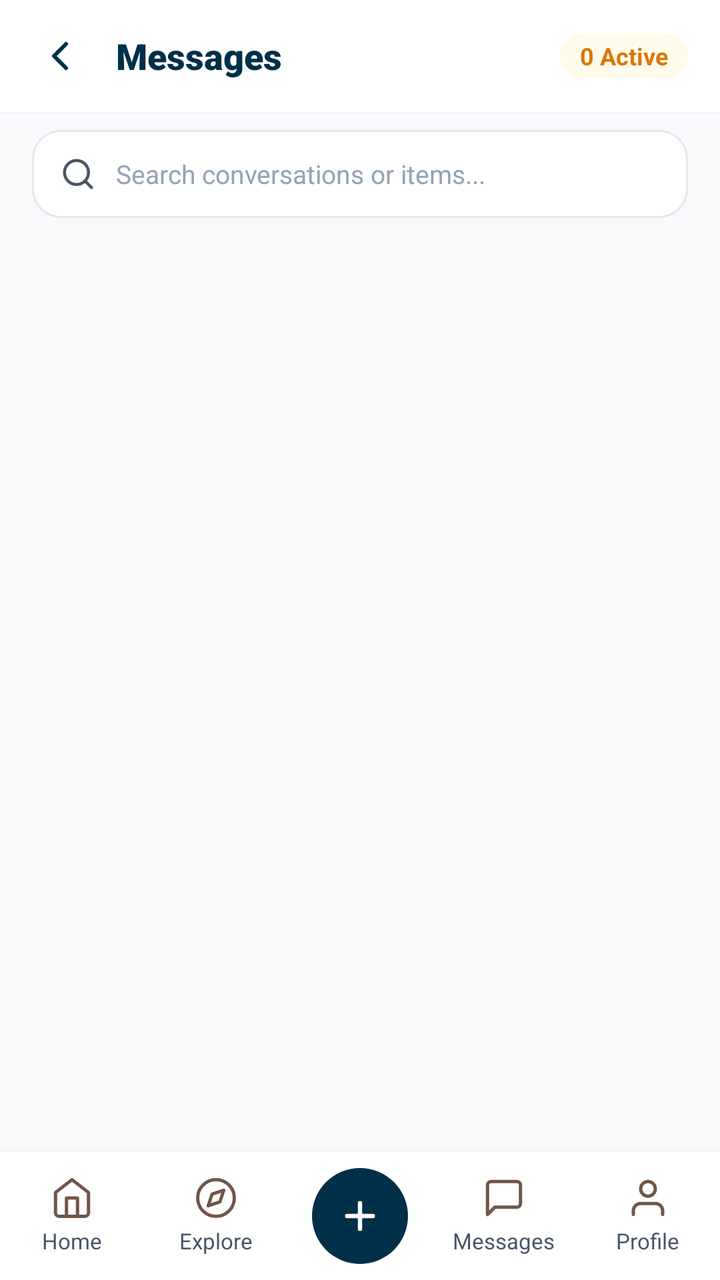
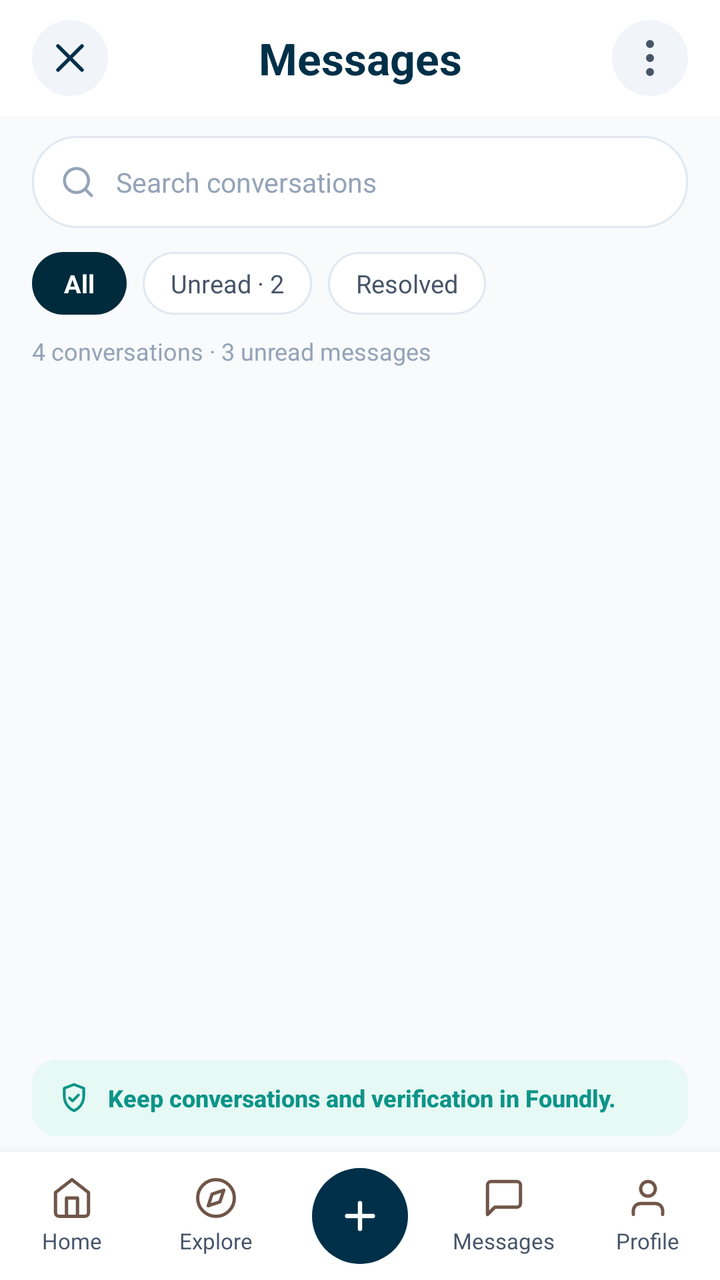

Screens rendered from an Android XML layout before and after an edit, with the pre-edit source and the edit as a unified diff.
<!-- AndroidManifest.xml: application theme Theme.LostAndFound -->
<!-- res/layout/fragment_messages.xml -->
<?xml version="1.0" encoding="utf-8"?>
<LinearLayout xmlns:android="http://schemas.android.com/apk/res/android"
    xmlns:app="http://schemas.android.com/apk/res-auto"
    xmlns:tools="http://schemas.android.com/tools"
    android:layout_width="match_parent"
    android:layout_height="match_parent"
    android:background="@color/background_screen"
    android:orientation="vertical">

    
    <LinearLayout
        android:layout_width="match_parent"
        android:layout_height="56dp"
        android:background="@color/white"
        android:gravity="center_vertical"
        android:orientation="horizontal"
        android:paddingStart="16dp"
        android:paddingEnd="16dp">

        <ImageView
            android:id="@+id/btnBack"
            android:layout_width="28dp"
            android:layout_height="28dp"
            android:background="?attr/selectableItemBackgroundBorderless"
            android:contentDescription="Back"
            android:padding="2dp"
            android:src="@drawable/ic_back_chevron" />

        <TextView
            android:layout_width="0dp"
            android:layout_height="wrap_content"
            android:layout_marginStart="14dp"
            android:layout_weight="1"
            android:fontFamily="sans-serif-black"
            android:text="Messages"
            android:textColor="@color/text_primary"
            android:textSize="18sp"
            android:textStyle="bold" />

        <TextView
            android:id="@+id/tvConversationCount"
            android:layout_width="wrap_content"
            android:layout_height="wrap_content"
            android:background="@drawable/bg_badge_pending"
            android:paddingStart="10dp"
            android:paddingTop="3dp"
            android:paddingEnd="10dp"
            android:paddingBottom="3dp"
            android:text="0 Active"
            android:textColor="@color/badge_pending_text"
            android:textSize="12sp"
            android:textStyle="bold" />
    </LinearLayout>

    <View
        android:layout_width="match_parent"
        android:layout_height="1dp"
        android:background="@color/stroke_light" />

    
    <LinearLayout
        android:id="@+id/searchConvContainer"
        android:layout_width="match_parent"
        android:layout_height="44dp"
        android:layout_marginStart="16dp"
        android:layout_marginTop="8dp"
        android:layout_marginEnd="16dp"
        android:layout_marginBottom="4dp"
        android:background="@drawable/bg_search_box"
        android:gravity="center_vertical"
        android:orientation="horizontal"
        android:paddingStart="14dp"
        android:paddingEnd="14dp">

        <ImageView
            android:layout_width="18dp"
            android:layout_height="18dp"
            android:contentDescription="Search Icon"
            android:src="@drawable/ic_search"
            app:tint="@color/text_secondary" />

        <EditText
            android:id="@+id/inputSearchConversations"
            android:layout_width="match_parent"
            android:layout_height="match_parent"
            android:layout_marginStart="10dp"
            android:background="@null"
            android:hint="Search conversations or items..."
            android:imeOptions="actionSearch"
            android:inputType="text"
            android:maxLines="1"
            android:textColor="@color/text_primary"
            android:textColorHint="@color/text_hint"
            android:textSize="13sp" />
    </LinearLayout>

    
    <FrameLayout
        android:layout_width="match_parent"
        android:layout_height="0dp"
        android:layout_weight="1">

        
        <androidx.recyclerview.widget.RecyclerView
            android:id="@+id/rvConversations"
            android:layout_width="match_parent"
            android:layout_height="match_parent"
            android:clipToPadding="false"
            android:overScrollMode="never"
            android:paddingTop="8dp"
            android:paddingBottom="16dp"
            tools:listitem="@layout/item_conversation"
            tools:itemCount="3" />

        
        <LinearLayout
            android:id="@+id/layoutEmptyMessages"
            android:layout_width="match_parent"
            android:layout_height="match_parent"
            android:gravity="center"
            android:orientation="vertical"
            android:padding="32dp"
            android:visibility="gone">

            <ImageView
                android:layout_width="64dp"
                android:layout_height="64dp"
                android:contentDescription="No messages"
                android:src="@drawable/ic_nav_messages"
                app:tint="@color/text_secondary" />

            <TextView
                android:layout_width="wrap_content"
                android:layout_height="wrap_content"
                android:layout_marginTop="16dp"
                android:fontFamily="sans-serif-black"
                android:text="No Conversations Yet"
                android:textColor="@color/text_primary"
                android:textSize="17sp"
                android:textStyle="bold" />

            <TextView
                android:layout_width="wrap_content"
                android:layout_height="wrap_content"
                android:layout_marginTop="8dp"
                android:fontFamily="sans-serif"
                android:gravity="center"
                android:lineSpacingExtra="4dp"
                android:text="When you contact a reporter on any lost or found item, your chat rooms will be displayed here in real time."
                android:textColor="@color/text_secondary"
                android:textSize="13sp" />
        </LinearLayout>
    </FrameLayout>

    
    <include
        android:id="@+id/bottomNav"
        layout="@layout/fragment_bottom_nav"
        android:layout_width="match_parent"
        android:layout_height="64dp" />

</LinearLayout>
<!-- res/layout/item_conversation.xml (included above) -->
<?xml version="1.0" encoding="utf-8"?>
<com.google.android.material.card.MaterialCardView xmlns:android="http://schemas.android.com/apk/res/android"
    xmlns:app="http://schemas.android.com/apk/res-auto"
    android:layout_width="match_parent"
    android:layout_height="wrap_content"
    android:layout_marginStart="16dp"
    android:layout_marginTop="6dp"
    android:layout_marginEnd="16dp"
    android:layout_marginBottom="6dp"
    android:clickable="true"
    android:focusable="true"
    app:cardBackgroundColor="@color/white"
    app:cardCornerRadius="18dp"
    app:cardElevation="2dp"
    app:strokeColor="@color/component_stroke"
    app:strokeWidth="1dp">

    <LinearLayout
        android:layout_width="match_parent"
        android:layout_height="wrap_content"
        android:gravity="center_vertical"
        android:orientation="horizontal"
        android:padding="14dp">

        
        <FrameLayout
            android:layout_width="48dp"
            android:layout_height="48dp"
            android:background="@drawable/bg_circle_avatar">

            <ImageView
                android:layout_width="26dp"
                android:layout_height="26dp"
                android:layout_gravity="center"
                android:contentDescription="User profile"
                android:src="@drawable/ic_user_avatar"
                app:tint="@color/deep_blue" />
        </FrameLayout>

        
        <LinearLayout
            android:layout_width="0dp"
            android:layout_height="wrap_content"
            android:layout_marginStart="14dp"
            android:layout_weight="1"
            android:orientation="vertical">

            <LinearLayout
                android:layout_width="match_parent"
                android:layout_height="wrap_content"
                android:gravity="center_vertical"
                android:orientation="horizontal">

                <TextView
                    android:id="@+id/tvConversationUserName"
                    android:layout_width="0dp"
                    android:layout_height="wrap_content"
                    android:layout_weight="1"
                    android:ellipsize="end"
                    android:fontFamily="sans-serif-black"
                    android:maxLines="1"
                    android:text="Kasun Jayasinghe"
                    android:textColor="@color/text_primary"
                    android:textSize="15sp"
                    android:textStyle="bold" />

                <TextView
                    android:id="@+id/tvConversationTime"
                    android:layout_width="wrap_content"
                    android:layout_height="wrap_content"
                    android:fontFamily="sans-serif"
                    android:text="09:41"
                    android:textColor="@color/text_secondary"
                    android:textSize="11sp" />
            </LinearLayout>

            <TextView
                android:id="@+id/tvRelatedItem"
                android:layout_width="wrap_content"
                android:layout_height="wrap_content"
                android:layout_marginTop="2dp"
                android:ellipsize="end"
                android:fontFamily="sans-serif-medium"
                android:maxLines="1"
                android:text="Re: Black leather wallet"
                android:textColor="@color/tag_found_color"
                android:textSize="11sp"
                android:textStyle="bold" />

            <TextView
                android:id="@+id/tvLastMessage"
                android:layout_width="match_parent"
                android:layout_height="wrap_content"
                android:layout_marginTop="3dp"
                android:ellipsize="end"
                android:fontFamily="sans-serif"
                android:maxLines="1"
                android:text="Could you describe a detail that isn't in the report? You can use Foundly's secure check."
                android:textColor="@color/text_secondary"
                android:textSize="13sp" />
        </LinearLayout>
    </LinearLayout>
</com.google.android.material.card.MaterialCardView>
<!-- res/layout/fragment_bottom_nav.xml (included above) -->
<?xml version="1.0" encoding="utf-8"?>
<LinearLayout xmlns:android="http://schemas.android.com/apk/res/android"
    android:id="@+id/navCard"
    android:layout_width="match_parent"
    android:layout_height="64dp"
    android:background="@color/white"
    android:baselineAligned="false"
    android:elevation="8dp"
    android:gravity="center_vertical"
    android:orientation="horizontal">

    
    <LinearLayout
        android:id="@+id/tabHome"
        android:layout_width="0dp"
        android:layout_height="match_parent"
        android:layout_weight="1"
        android:clickable="true"
        android:focusable="true"
        android:gravity="center"
        android:orientation="vertical">

        <ImageView
            android:id="@+id/imgHome"
            android:layout_width="22dp"
            android:layout_height="22dp"
            android:contentDescription="Home"
            android:src="@drawable/ic_nav_home" />

        <TextView
            android:id="@+id/lblHome"
            android:layout_width="wrap_content"
            android:layout_height="wrap_content"
            android:layout_marginTop="3dp"
            android:fontFamily="sans-serif"
            android:text="Home"
            android:textColor="@color/text_secondary"
            android:textSize="11sp" />
    </LinearLayout>

    
    <LinearLayout
        android:id="@+id/tabExplore"
        android:layout_width="0dp"
        android:layout_height="match_parent"
        android:layout_weight="1"
        android:clickable="true"
        android:focusable="true"
        android:gravity="center"
        android:orientation="vertical">

        <ImageView
            android:id="@+id/imgExplore"
            android:layout_width="22dp"
            android:layout_height="22dp"
            android:contentDescription="Explore"
            android:src="@drawable/ic_nav_explore" />

        <TextView
            android:id="@+id/lblExplore"
            android:layout_width="wrap_content"
            android:layout_height="wrap_content"
            android:layout_marginTop="3dp"
            android:fontFamily="sans-serif"
            android:text="Explore"
            android:textColor="@color/text_secondary"
            android:textSize="11sp" />
    </LinearLayout>

    
    <LinearLayout
        android:id="@+id/tabPost"
        android:layout_width="0dp"
        android:layout_height="match_parent"
        android:layout_weight="1"
        android:clickable="true"
        android:focusable="true"
        android:gravity="center">

        <LinearLayout
            android:id="@+id/btnPostPill"
            android:layout_width="48dp"
            android:layout_height="48dp"
            android:background="@drawable/bg_nav_post_pill"
            android:gravity="center">

            <ImageView
                android:layout_width="22dp"
                android:layout_height="22dp"
                android:contentDescription="Post"
                android:src="@drawable/ic_nav_plus" />
        </LinearLayout>
    </LinearLayout>

    
    <LinearLayout
        android:id="@+id/tabMessages"
        android:layout_width="0dp"
        android:layout_height="match_parent"
        android:layout_weight="1"
        android:clickable="true"
        android:focusable="true"
        android:gravity="center"
        android:orientation="vertical">

        <ImageView
            android:id="@+id/imgMessages"
            android:layout_width="22dp"
            android:layout_height="22dp"
            android:contentDescription="Messages"
            android:src="@drawable/ic_nav_messages" />

        <TextView
            android:id="@+id/lblMessages"
            android:layout_width="wrap_content"
            android:layout_height="wrap_content"
            android:layout_marginTop="3dp"
            android:fontFamily="sans-serif"
            android:text="Messages"
            android:textColor="@color/text_secondary"
            android:textSize="11sp" />
    </LinearLayout>

    
    <LinearLayout
        android:id="@+id/tabProfile"
        android:layout_width="0dp"
        android:layout_height="match_parent"
        android:layout_weight="1"
        android:clickable="true"
        android:focusable="true"
        android:gravity="center"
        android:orientation="vertical">

        <ImageView
            android:id="@+id/imgProfile"
            android:layout_width="22dp"
            android:layout_height="22dp"
            android:contentDescription="Profile"
            android:src="@drawable/ic_nav_profile" />

        <TextView
            android:id="@+id/lblProfile"
            android:layout_width="wrap_content"
            android:layout_height="wrap_content"
            android:layout_marginTop="3dp"
            android:fontFamily="sans-serif"
            android:text="Profile"
            android:textColor="@color/text_secondary"
            android:textSize="11sp" />
    </LinearLayout>

</LinearLayout>
<!-- resources referenced by this layout -->
<resources>
  <color name="background_screen">#FFF8FAFC</color>
  <color name="badge_pending_text">#FFD97706</color>
  <color name="component_stroke">#FFE2E8F0</color>
  <color name="deep_blue">#FF003049</color>
  <color name="stroke_light">#FFF1F5F9</color>
  <color name="tag_found_color">#FF003049</color>
  <color name="text_hint">#FF94A3B8</color>
  <color name="text_primary">#FF003049</color>
  <color name="text_secondary">#FF475569</color>
  <color name="white">#FFFFFFFF</color>
  <!-- drawable bg_badge_pending (drawable) -->
  <?xml version="1.0" encoding="utf-8"?>
  <shape xmlns:android="http://schemas.android.com/apk/res/android"
      android:shape="rectangle">
      <corners android:radius="12dp" />
      <solid android:color="@color/badge_pending_bg" />
  </shape>
  <!-- drawable bg_nav_post_pill (drawable) -->
  <?xml version="1.0" encoding="utf-8"?>
  <shape xmlns:android="http://schemas.android.com/apk/res/android"
      android:shape="oval">
      <solid android:color="#003049" />
  </shape>
  <!-- drawable bg_search_box (drawable) -->
  <?xml version="1.0" encoding="utf-8"?>
  <shape xmlns:android="http://schemas.android.com/apk/res/android"
      android:shape="rectangle">
      <corners android:radius="14dp" />
      <stroke
          android:width="1dp"
          android:color="#E2E8F0" />
      <solid android:color="@color/white" />
  </shape>
  <!-- drawable ic_back_chevron (drawable) -->
  <vector xmlns:android="http://schemas.android.com/apk/res/android"
      android:width="24dp"
      android:height="24dp"
      android:viewportWidth="24"
      android:viewportHeight="24">
    <path
        android:fillColor="@android:color/transparent"
        android:strokeColor="#003049"
        android:strokeWidth="2"
        android:strokeLineCap="round"
        android:strokeLineJoin="round"
        android:pathData="M15,18l-6,-6 6,-6" />
  </vector>
  <style name="Theme.LostAndFound" parent="Base.Theme.LostAndFound" />
  <color name="badge_pending_bg">#FFFFFBEB</color>
  <color name="found_bg_light">#FFEAF2F8</color>
  <!-- unchanged entries left out for length: 9 -->
</resources>

<!-- the commit's change to res/layout/fragment_messages.xml (unified diff, before → after) -->
@@ -4,69 +4,63 @@
     xmlns:tools="http://schemas.android.com/tools"
     android:layout_width="match_parent"
     android:layout_height="match_parent"
-    android:background="@color/background_screen"
+    android:background="#F8FAFC"
     android:orientation="vertical">
 
     
     <LinearLayout
         android:layout_width="match_parent"
-        android:layout_height="56dp"
+        android:layout_height="wrap_content"
         android:background="@color/white"
         android:gravity="center_vertical"
         android:orientation="horizontal"
         android:paddingStart="16dp"
-        android:paddingEnd="16dp">
-
-        <ImageView
+        android:paddingTop="10dp"
+        android:paddingEnd="16dp"
+        android:paddingBottom="10dp">
+
+        <ImageButton
             android:id="@+id/btnBack"
-            android:layout_width="28dp"
-            android:layout_height="28dp"
-            android:background="?attr/selectableItemBackgroundBorderless"
-            android:contentDescription="Back"
-            android:padding="2dp"
-            android:src="@drawable/ic_back_chevron" />
-
-        <TextView
+            android:layout_width="38dp"
+            android:layout_height="38dp"
+            android:background="@drawable/bg_circle_icon_button"
+            android:contentDescription="Close"
+            android:padding="8dp"
+            android:src="@drawable/ic_close"
+            app:tint="@color/text_primary" />
+
+        <TextView
+            android:id="@+id/tvMessagesHeaderTitle"
             android:layout_width="0dp"
             android:layout_height="wrap_content"
-            android:layout_marginStart="14dp"
             android:layout_weight="1"
-            android:fontFamily="sans-serif-black"
+            android:fontFamily="sans-serif-bold"
+            android:gravity="center"
             android:text="Messages"
             android:textColor="@color/text_primary"
-            android:textSize="18sp"
+            android:textSize="22sp"
             android:textStyle="bold" />
 
-        <TextView
-            android:id="@+id/tvConversationCount"
-            android:layout_width="wrap_content"
-            android:layout_height="wrap_content"
-            android:background="@drawable/bg_badge_pending"
-            android:paddingStart="10dp"
-            android:paddingTop="3dp"
-            android:paddingEnd="10dp"
-            android:paddingBottom="3dp"
-            android:text="0 Active"
-            android:textColor="@color/badge_pending_text"
-            android:textSize="12sp"
-            android:textStyle="bold" />
-    </LinearLayout>
-
-    <View
-        android:layout_width="match_parent"
-        android:layout_height="1dp"
-        android:background="@color/stroke_light" />
+        <ImageButton
+            android:id="@+id/btnMessagesMenu"
+            android:layout_width="38dp"
+            android:layout_height="38dp"
+            android:background="@drawable/bg_circle_icon_button"
+            android:contentDescription="Options"
+            android:padding="8dp"
+            android:src="@drawable/ic_more_vertical"
+            app:tint="@color/text_secondary" />
+    </LinearLayout>
 
     
     <LinearLayout
         android:id="@+id/searchConvContainer"
         android:layout_width="match_parent"
-        android:layout_height="44dp"
+        android:layout_height="46dp"
         android:layout_marginStart="16dp"
-        android:layout_marginTop="8dp"
+        android:layout_marginTop="10dp"
         android:layout_marginEnd="16dp"
-        android:layout_marginBottom="4dp"
-        android:background="@drawable/bg_search_box"
+        android:background="@drawable/bg_chat_input"
         android:gravity="center_vertical"
         android:orientation="horizontal"
         android:paddingStart="14dp"
@@ -77,7 +71,7 @@
             android:layout_height="18dp"
             android:contentDescription="Search Icon"
             android:src="@drawable/ic_search"
-            app:tint="@color/text_secondary" />
+            app:tint="#94A3B8" />
 
         <EditText
             android:id="@+id/inputSearchConversations"
@@ -85,14 +79,90 @@
             android:layout_height="match_parent"
             android:layout_marginStart="10dp"
             android:background="@null"
-            android:hint="Search conversations or items..."
+            android:hint="Search conversations"
             android:imeOptions="actionSearch"
+            android:importantForAutofill="no"
             android:inputType="text"
             android:maxLines="1"
             android:textColor="@color/text_primary"
-            android:textColorHint="@color/text_hint"
-            android:textSize="13sp" />
-    </LinearLayout>
+            android:textColorHint="#94A3B8"
+            android:textSize="13.5sp" />
+    </LinearLayout>
+
+    
+    <LinearLayout
+        android:id="@+id/layoutFilterChips"
+        android:layout_width="match_parent"
+        android:layout_height="wrap_content"
+        android:layout_marginStart="16dp"
+        android:layout_marginTop="12dp"
+        android:layout_marginEnd="16dp"
+        android:orientation="horizontal">
+
+        
+        <TextView
+            android:id="@+id/chipAll"
+            android:layout_width="wrap_content"
+            android:layout_height="wrap_content"
+            android:background="@drawable/bg_chip_filter_active"
+            android:clickable="true"
+            android:focusable="true"
+            android:paddingStart="16dp"
+            android:paddingTop="7dp"
+            android:paddingEnd="16dp"
+            android:paddingBottom="7dp"
+            android:text="All"
+            android:textColor="@color/white"
+            android:textSize="12.5sp"
+            android:textStyle="bold" />
+
+        
+        <TextView
+            android:id="@+id/chipUnread"
+            android:layout_width="wrap_content"
+            android:layout_height="wrap_content"
+            android:layout_marginStart="8dp"
+            android:background="@drawable/bg_chip_filter_inactive"
+            android:clickable="true"
+            android:focusable="true"
+            android:paddingStart="14dp"
+            android:paddingTop="7dp"
+            android:paddingEnd="14dp"
+            android:paddingBottom="7dp"
+            android:text="Unread · 2"
+            android:textColor="#475569"
+            android:textSize="12.5sp" />
+
+        
+        <TextView
+            android:id="@+id/chipResolved"
+            android:layout_width="wrap_content"
+            android:layout_height="wrap_content"
+            android:layout_marginStart="8dp"
+            android:background="@drawable/bg_chip_filter_inactive"
+            android:clickable="true"
+            android:focusable="true"
+            android:paddingStart="14dp"
+            android:paddingTop="7dp"
+            android:paddingEnd="14dp"
+            android:paddingBottom="7dp"
+            android:text="Resolved"
+            android:textColor="#475569"
+            android:textSize="12.5sp" />
+    </LinearLayout>
+
+    
+    <TextView
+        android:id="@+id/tvConversationCount"
+        android:layout_width="wrap_content"
+        android:layout_height="wrap_content"
+        android:layout_marginStart="16dp"
+        android:layout_marginTop="10dp"
+        android:layout_marginBottom="4dp"
+        android:fontFamily="sans-serif"
+        android:text="4 conversations · 3 unread messages"
+        android:textColor="#94A3B8"
+        android:textSize="12sp" />
 
     
     <FrameLayout
@@ -107,10 +177,10 @@
             android:layout_height="match_parent"
             android:clipToPadding="false"
             android:overScrollMode="never"
-            android:paddingTop="8dp"
-            android:paddingBottom="16dp"
-            tools:listitem="@layout/item_conversation"
-            tools:itemCount="3" />
+            android:paddingTop="4dp"
+            android:paddingBottom="4dp"
+            tools:itemCount="4"
+            tools:listitem="@layout/item_conversation" />
 
         
         <LinearLayout
@@ -123,34 +193,67 @@
             android:visibility="gone">
 
             <ImageView
-                android:layout_width="64dp"
-                android:layout_height="64dp"
+                android:layout_width="56dp"
+                android:layout_height="56dp"
                 android:contentDescription="No messages"
                 android:src="@drawable/ic_nav_messages"
-                app:tint="@color/text_secondary" />
+                app:tint="@color/text_hint" />
 
             <TextView
                 android:layout_width="wrap_content"
                 android:layout_height="wrap_content"
-                android:layout_marginTop="16dp"
-                android:fontFamily="sans-serif-black"
+                android:layout_marginTop="12dp"
+                android:fontFamily="sans-serif-bold"
                 android:text="No Conversations Yet"
                 android:textColor="@color/text_primary"
-                android:textSize="17sp"
+                android:textSize="16sp"
                 android:textStyle="bold" />
 
             <TextView
                 android:layout_width="wrap_content"
                 android:layout_height="wrap_content"
-                android:layout_marginTop="8dp"
-                android:fontFamily="sans-serif"
+                android:layout_marginTop="6dp"
                 android:gravity="center"
-                android:lineSpacingExtra="4dp"
-                android:text="When you contact a reporter on any lost or found item, your chat rooms will be displayed here in real time."
+                android:text="Your messages with finders and owners will appear here."
                 android:textColor="@color/text_secondary"
                 android:textSize="13sp" />
         </LinearLayout>
     </FrameLayout>
+
+    
+    <LinearLayout
+        android:id="@+id/layoutMessagesSafetyNotice"
+        android:layout_width="match_parent"
+        android:layout_height="wrap_content"
+        android:layout_marginStart="16dp"
+        android:layout_marginEnd="16dp"
+        android:layout_marginBottom="8dp"
+        android:background="@drawable/bg_safety_card"
+        android:gravity="center_vertical"
+        android:orientation="horizontal"
+        android:paddingStart="12dp"
+        android:paddingTop="10dp"
+        android:paddingEnd="12dp"
+        android:paddingBottom="10dp">
+
+        <ImageView
+            android:layout_width="18dp"
+            android:layout_height="18dp"
+            android:contentDescription="Safety shield"
+            android:src="@drawable/ic_shield_check"
+            app:tint="#0D9488" />
+
+        <TextView
+            android:layout_width="0dp"
+            android:layout_height="wrap_content"
+            android:layout_marginStart="8dp"
+            android:layout_weight="1"
+            android:fontFamily="sans-serif-medium"
+            android:text="Keep conversations and verification in Foundly."
+            android:textColor="#0D9488"
+            android:textSize="12sp"
+            android:textStyle="bold" />
+    </LinearLayout>
 
     
     <include
<!-- resource entries referenced after the edit -->
@@ -1,21 +1,40 @@
 <!-- resources referenced by this layout -->
 <resources>
-  <color name="background_screen">#FFF8FAFC</color>
-  <color name="badge_pending_text">#FFD97706</color>
   <color name="component_stroke">#FFE2E8F0</color>
   <color name="deep_blue">#FF003049</color>
-  <color name="stroke_light">#FFF1F5F9</color>
   <color name="tag_found_color">#FF003049</color>
   <color name="text_hint">#FF94A3B8</color>
   <color name="text_primary">#FF003049</color>
   <color name="text_secondary">#FF475569</color>
   <color name="white">#FFFFFFFF</color>
-  <!-- drawable bg_badge_pending (drawable) -->
+  <!-- drawable bg_chat_input (drawable) -->
   <?xml version="1.0" encoding="utf-8"?>
   <shape xmlns:android="http://schemas.android.com/apk/res/android"
       android:shape="rectangle">
-      <corners android:radius="12dp" />
-      <solid android:color="@color/badge_pending_bg" />
+      <corners android:radius="22dp" />
+      <solid android:color="#FFFFFF" />
+      <stroke android:width="1dp" android:color="#E2E8F0" />
+  </shape>
+  <!-- drawable bg_chip_filter_active (drawable) -->
+  <?xml version="1.0" encoding="utf-8"?>
+  <shape xmlns:android="http://schemas.android.com/apk/res/android"
+      android:shape="rectangle">
+      <corners android:radius="16dp" />
+      <solid android:color="#002B3D" />
+  </shape>
+  <!-- drawable bg_chip_filter_inactive (drawable) -->
+  <?xml version="1.0" encoding="utf-8"?>
+  <shape xmlns:android="http://schemas.android.com/apk/res/android"
+      android:shape="rectangle">
+      <corners android:radius="16dp" />
+      <solid android:color="#FFFFFF" />
+      <stroke android:width="1dp" android:color="#E2E8F0" />
+  </shape>
+  <!-- drawable bg_circle_icon_button (drawable) -->
+  <?xml version="1.0" encoding="utf-8"?>
+  <shape xmlns:android="http://schemas.android.com/apk/res/android"
+      android:shape="oval">
+      <solid android:color="#F1F5F9" />
   </shape>
   <!-- drawable bg_nav_post_pill (drawable) -->
   <?xml version="1.0" encoding="utf-8"?>
@@ -23,17 +42,38 @@
       android:shape="oval">
       <solid android:color="#003049" />
   </shape>
-  <!-- drawable bg_search_box (drawable) -->
+  <!-- drawable bg_safety_card (drawable) -->
   <?xml version="1.0" encoding="utf-8"?>
   <shape xmlns:android="http://schemas.android.com/apk/res/android"
       android:shape="rectangle">
-      <corners android:radius="14dp" />
-      <stroke
-          android:width="1dp"
-          android:color="#E2E8F0" />
-      <solid android:color="@color/white" />
+      <corners android:radius="12dp" />
+      <solid android:color="#E6F9F4" />
   </shape>
-  <!-- drawable ic_back_chevron (drawable) -->
+  <!-- drawable ic_close (drawable) -->
+  <vector xmlns:android="http://schemas.android.com/apk/res/android"
+      android:width="24dp"
+      android:height="24dp"
+      android:viewportWidth="24"
+      android:viewportHeight="24">
+    <path
+        android:fillColor="@android:color/transparent"
+        android:strokeColor="#111827"
+        android:strokeWidth="1.8"
+        android:strokeLineCap="round"
+        android:strokeLineJoin="round"
+        android:pathData="M18,6L6,18M6,6l12,12" />
+  </vector>
+  <!-- drawable ic_more_vertical (drawable) -->
+  <vector xmlns:android="http://schemas.android.com/apk/res/android"
+      android:width="24dp"
+      android:height="24dp"
+      android:viewportWidth="24"
+      android:viewportHeight="24">
+    <path
+        android:fillColor="#003049"
+        android:pathData="M12,5m-2,0a2,2 0 1,1 4,0a2,2 0 1,1 -4,0M12,12m-2,0a2,2 0 1,1 4,0a2,2 0 1,1 -4,0M12,19m-2,0a2,2 0 1,1 4,0a2,2 0 1,1 -4,0" />
+  </vector>
+  <!-- drawable ic_shield_check (drawable) -->
   <vector xmlns:android="http://schemas.android.com/apk/res/android"
       android:width="24dp"
       android:height="24dp"
@@ -42,13 +82,19 @@
     <path
         android:fillColor="@android:color/transparent"
         android:strokeColor="#003049"
-        android:strokeWidth="2"
+        android:strokeWidth="1.8"
         android:strokeLineCap="round"
         android:strokeLineJoin="round"
-        android:pathData="M15,18l-6,-6 6,-6" />
+        android:pathData="M12,3 L5.5,5.5 V10.5 C5.5,15.5 8.5,19 12,20.5 C15.5,19 18.5,15.5 18.5,10.5 V5.5 Z" />
+    <path
+        android:fillColor="@android:color/transparent"
+        android:strokeColor="#003049"
+        android:strokeWidth="1.8"
+        android:strokeLineCap="round"
+        android:strokeLineJoin="round"
+        android:pathData="M9,12 L11,14 L15,10" />
   </vector>
   <style name="Theme.LostAndFound" parent="Base.Theme.LostAndFound" />
-  <color name="badge_pending_bg">#FFFFFBEB</color>
   <color name="found_bg_light">#FFEAF2F8</color>
   <!-- unchanged entries left out for length: 9 -->
 </resources>
